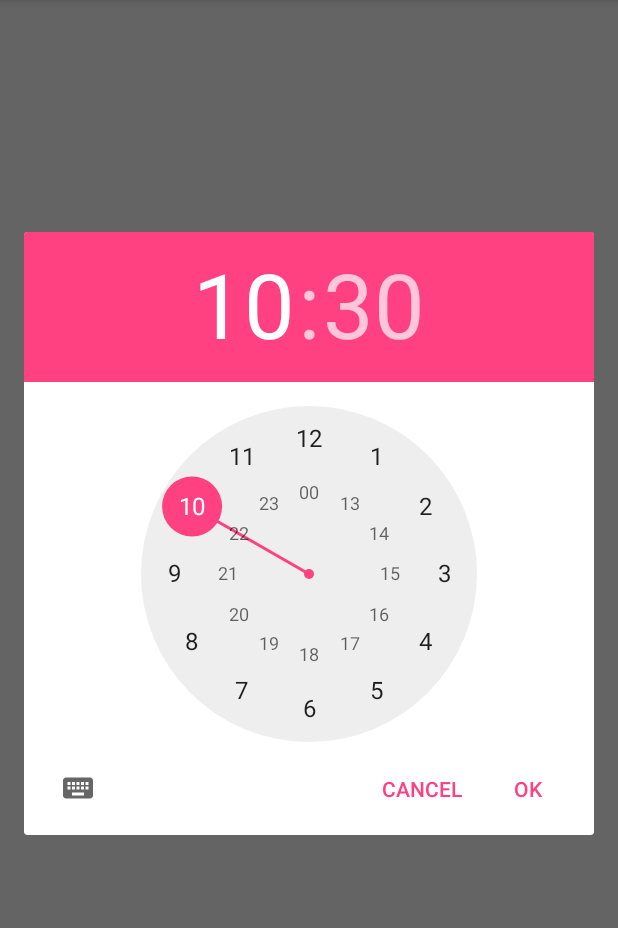
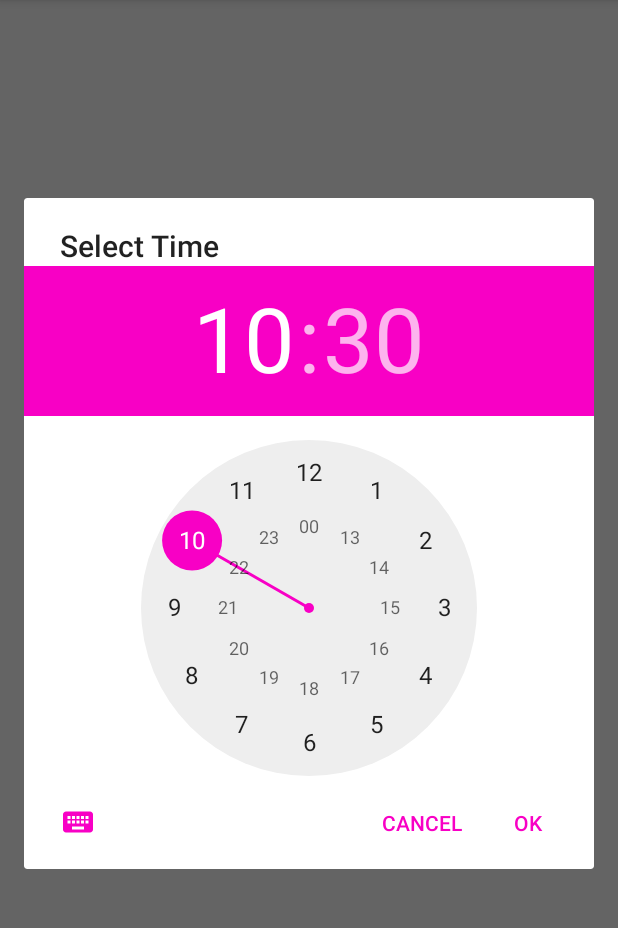
Before and after one commit to Phaedra144/opposite-pink, an Android app: the screen it shows after launch (MainActivity), after a tap on "Import", on a phone screen of 412 x 824 dp, the part 84-1012 px from its top. Run offline under Robolectric (Android 15) with nearby library versions, the phone set to English and light mode, and no system bars; 2 statements that could not run were skipped; 1 other tap on this screen came first.

Commit message:
feat(sleep): TimepickerDialog use app theme

```diff
--- a/app/src/main/java/com/randommusic/oppositepink/fedex/randommusicgenerator/Sleeper.java
+++ b/app/src/main/java/com/randommusic/oppositepink/fedex/randommusicgenerator/Sleeper.java
@@ -73,7 +73,7 @@ public class Sleeper {
         final int hour = mcurrentTime.get(Calendar.HOUR_OF_DAY);
         final int minute = mcurrentTime.get(Calendar.MINUTE);
         TimePickerDialog mTimePicker;
-        mTimePicker = new TimePickerDialog(context, new TimePickerDialog.OnTimeSetListener() {
+        mTimePicker = new TimePickerDialog(context,R.style.DialogTheme, new TimePickerDialog.OnTimeSetListener() {
             @Override
             public void onTimeSet(TimePicker timePicker, int selectedHour, int selectedMinute) {
                 time = selectedHour * 60 + selectedMinute;
@@ -84,18 +84,9 @@ public class Sleeper {
                 }
                 StartSleep(n*60);
         Toast.makeText(context,"Sleep " + String.valueOf(n) + "mins", Toast.LENGTH_SHORT).show();
-//                Toast.makeText(context,"hour " + selectedHour + "mins " + selectedMinute, Toast.LENGTH_SHORT).show();
             }
         }, hour, minute, true);//Yes 24 hour time
         mTimePicker.setTitle("Select Time");
         mTimePicker.show();
-
-//        int currTime = hour * 60 + minute;
-//        int n = time - currTime;
-//        if(time < currTime){
-//            n = 24 * 60 - n;
-//        }
-//        StartSleep(n*60);
-////        Toast.makeText(context,"Sleep " + String.valueOf(n) + "mins", Toast.LENGTH_SHORT).show();
     }
 }
--- a/app/src/main/res/values/colors.xml
+++ b/app/src/main/res/values/colors.xml
@@ -3,4 +3,5 @@
     <color name="colorPrimary">#3F51B5</color>
     <color name="colorPrimaryDark">#303F9F</color>
     <color name="colorAccent">#FF4081</color>
+    <color name="pink">#F800C5</color>
 </resources>
--- a/app/src/main/res/values/styles.xml
+++ b/app/src/main/res/values/styles.xml
@@ -14,4 +14,9 @@
 
     <style name="AppTheme.PopupOverlay" parent="ThemeOverlay.AppCompat.Light" />
 
+    <style name="DialogTheme" parent="Theme.AppCompat.Light.Dialog">
+        <item name="colorAccent">@color/pink</item>
+        <item name="colorControlNormal">@color/pink</item>
+    </style>
+
 </resources>
```
